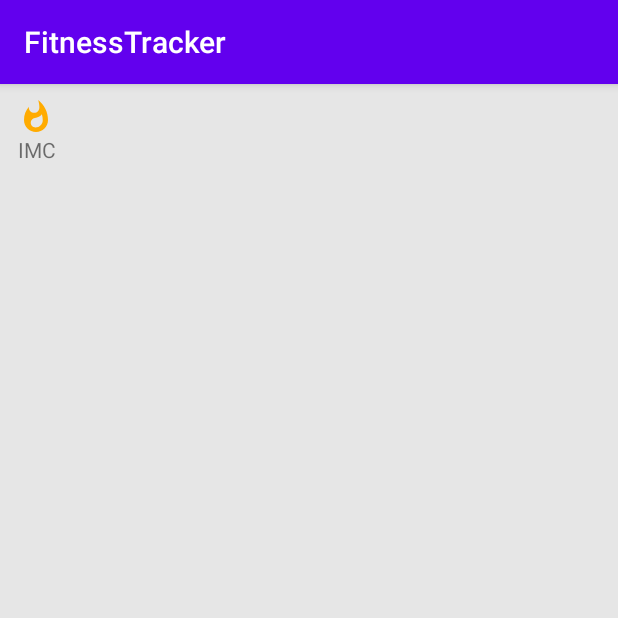
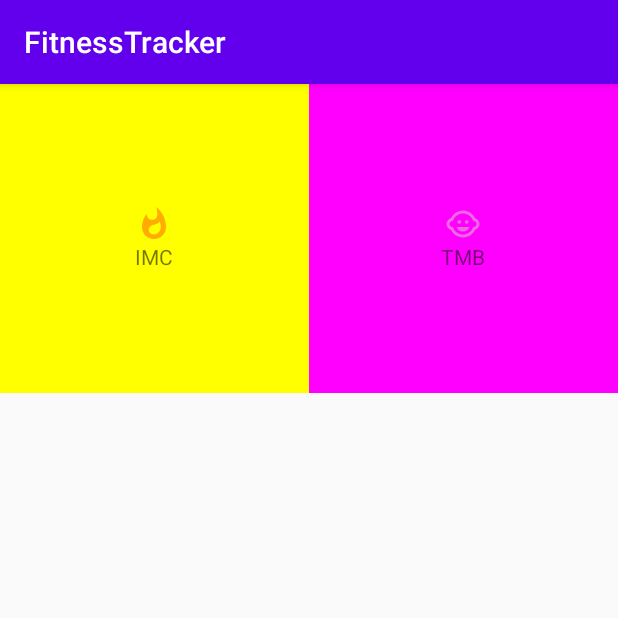
Before and after one commit to Jpmarques27/IMCmobile, an Android app: the screen it shows after launch (MainActivity), on a phone screen of 412 x 824 dp, the top half of it. Run offline under Robolectric (Android 15) with nearby library versions, the phone set to English and light mode, and no system bars.

Commit message:
add new btn

```diff
--- a/app/src/main/AndroidManifest.xml
+++ b/app/src/main/AndroidManifest.xml
@@ -9,7 +9,8 @@
         android:roundIcon="@mipmap/ic_launcher_round"
         android:supportsRtl="true"
         android:theme="@style/AppTheme">
-        <activity android:name=".ImcActivity"></activity>
+        <activity android:name=".TmbActivity"></activity>
+        <activity android:name=".ImcActivity" />
         <activity android:name=".MainActivity">
             <intent-filter>
                 <action android:name="android.intent.action.MAIN" />
--- a/app/src/main/java/co/tiagoaguiar/codelab/myapplication/MainActivity.java
+++ b/app/src/main/java/co/tiagoaguiar/codelab/myapplication/MainActivity.java
@@ -1,14 +1,22 @@
 package co.tiagoaguiar.codelab.myapplication;
 
 import android.content.Intent;
+import android.graphics.Color;
 import android.os.Bundle;
 import android.view.View;
 import android.view.ViewGroup;
+import android.widget.ImageView;
+import android.widget.LinearLayout;
+import android.widget.TextView;
 
 import androidx.annotation.NonNull;
 import androidx.appcompat.app.AppCompatActivity;
+import androidx.recyclerview.widget.GridLayoutManager;
 import androidx.recyclerview.widget.LinearLayoutManager;
 import androidx.recyclerview.widget.RecyclerView;
+
+import java.util.ArrayList;
+import java.util.List;
 
 public class MainActivity extends AppCompatActivity {
 
@@ -20,25 +28,47 @@ public class MainActivity extends AppCompatActivity {
 		super.onCreate(savedInstanceState);
 		setContentView(R.layout.activity_main);
 
-		//btnImc = findViewById(R.id.btn_imc);
 
 		rvMain = findViewById(R.id.main_rb);
 
+	List<MainItem> mainItems = new ArrayList<>();
+	mainItems.add(new MainItem(1,R.drawable.ic_baseline_whatshot_24,R.string.label_imc,Color.YELLOW));
+	mainItems.add(new MainItem(2,R.drawable.ic_baseline_child_care_24,R.string.label_tmb,Color.MAGENTA));
 
-		rvMain.setLayoutManager(new LinearLayoutManager(this));
 
-		MainAdapter adapter = new MainAdapter();
+
+		rvMain.setLayoutManager(new GridLayoutManager(this , 2));
+		MainAdapter adapter = new MainAdapter(mainItems);
+		adapter.setListener(new OnItenClickListener() {
+			@Override
+			public void onClick(int id) {
+				switch (id){
+					case 1:
+						startActivity(new Intent(MainActivity.this, ImcActivity.class));
+						break;
+					case 2:
+
+						startActivity( new Intent(MainActivity.this, TmbActivity.class));
+						break;
+				}
+
+			}
+
+
+		});
 		rvMain.setAdapter(adapter);
-		//btnImc.setOnClickListener(new View.OnClickListener() {
-		//	@Override
-		//	public void onClick(View v) {
-		//		Intent intent = new Intent(MainActivity.this, ImcActivity.class);
-		//		startActivity(intent);
-		//	}
-	//	});
 	}
 
-	private class MainAdapter extends RecyclerView.Adapter<MainViewHolder>{
+	private class MainAdapter extends RecyclerView.Adapter<MainAdapter.MainViewHolder>{
+		private List<MainItem> mainItems;
+		private OnItenClickListener listener;
+
+		public MainAdapter(List<MainItem> mainItems){
+			this.mainItems = mainItems;
+		}
+		public void setListener(OnItenClickListener listener){
+			this.listener = listener;
+		}
 
 		@NonNull
 		@Override
@@ -48,19 +78,38 @@ public class MainActivity extends AppCompatActivity {
 
 		@Override
 		public void onBindViewHolder(@NonNull MainViewHolder holder, int position) {
-
+			MainItem mainItemCurrent = mainItems.get(position);
+			holder.bind(mainItemCurrent);
 		}
 
 		@Override
 		public int getItemCount() {
-			return 15;
+			return mainItems.size();
+		}
+		private class MainViewHolder extends RecyclerView.ViewHolder{
+
+			public MainViewHolder(@NonNull View itemView) {
+				super(itemView);
+			}
+
+			public void bind(final MainItem item) {
+				TextView textName = itemView.findViewById(R.id.item_txt_name);
+				ImageView imgIcon = itemView.findViewById(R.id.item_img_icon);
+				LinearLayout btnImc = (LinearLayout) itemView.findViewById(R.id.btn_imc);
+
+				btnImc.setOnClickListener(new View.OnClickListener() {
+					@Override
+					public void onClick(View v) {
+						listener.onClick(item.getId());
+
+					}
+				});
+
+				textName.setText(item.getTextStringID());
+				imgIcon.setImageResource(item.getDrawableId());
+				btnImc.setBackgroundColor(item.getColor());
+			}
 		}
 	}
 
-	private class MainViewHolder extends RecyclerView.ViewHolder{
-
-		public MainViewHolder(@NonNull View itemView) {
-			super(itemView);
-		}
-	}
 }
--- /dev/null
+++ b/app/src/main/java/co/tiagoaguiar/codelab/myapplication/MainItem.java
@@ -0,0 +1,44 @@
+package co.tiagoaguiar.codelab.myapplication;
+
+public class MainItem {
+
+     private int id;
+     private int drawableId;
+     private int textStringID;
+     private int color;
+
+    public MainItem (int id, int drawableId, int textStringID , int color) {
+        this.id = id;
+        this.drawableId = drawableId;
+        this.textStringID = textStringID;
+        this.color = color;
+    }
+
+    public void setColor(int color){
+         this.color = color;
+     }
+
+    public void setId(int id) {
+        this.id = id;
+    }
+
+    public int getId() {
+        return id;
+    }
+
+    public void setTextStringID(int textStringID) {
+        this.textStringID = textStringID;
+    }
+
+    public int getColor() {
+        return color;
+    }
+
+    public int getDrawableId() {
+        return drawableId;
+    }
+
+    public int getTextStringID() {
+        return textStringID;
+    }
+}
--- /dev/null
+++ b/app/src/main/java/co/tiagoaguiar/codelab/myapplication/OnItenClickListener.java
@@ -0,0 +1,7 @@
+package co.tiagoaguiar.codelab.myapplication;
+
+
+public interface OnItenClickListener {
+    void onClick(int id);
+
+}
--- /dev/null
+++ b/app/src/main/res/drawable/ic_baseline_child_care_24.xml
@@ -0,0 +1,7 @@
+<vector android:height="24dp" android:tint="#EE68E6"
+    android:viewportHeight="24" android:viewportWidth="24"
+    android:width="24dp" xmlns:android="http://schemas.android.com/apk/res/android">
+    <path android:fillColor="@android:color/white" android:pathData="M14.5,10.5m-1.25,0a1.25,1.25 0,1 1,2.5 0a1.25,1.25 0,1 1,-2.5 0"/>
+    <path android:fillColor="@android:color/white" android:pathData="M9.5,10.5m-1.25,0a1.25,1.25 0,1 1,2.5 0a1.25,1.25 0,1 1,-2.5 0"/>
+    <path android:fillColor="@android:color/white" android:pathData="M22.94,12.66c0.04,-0.21 0.06,-0.43 0.06,-0.66s-0.02,-0.45 -0.06,-0.66c-0.25,-1.51 -1.36,-2.74 -2.81,-3.17 -0.53,-1.12 -1.28,-2.1 -2.19,-2.91C16.36,3.85 14.28,3 12,3s-4.36,0.85 -5.94,2.26c-0.92,0.81 -1.67,1.8 -2.19,2.91 -1.45,0.43 -2.56,1.65 -2.81,3.17 -0.04,0.21 -0.06,0.43 -0.06,0.66s0.02,0.45 0.06,0.66c0.25,1.51 1.36,2.74 2.81,3.17 0.52,1.11 1.27,2.09 2.17,2.89C7.62,20.14 9.71,21 12,21s4.38,-0.86 5.97,-2.28c0.9,-0.8 1.65,-1.79 2.17,-2.89 1.44,-0.43 2.55,-1.65 2.8,-3.17zM19,14c-0.1,0 -0.19,-0.02 -0.29,-0.03 -0.2,0.67 -0.49,1.29 -0.86,1.86C16.6,17.74 14.45,19 12,19s-4.6,-1.26 -5.85,-3.17c-0.37,-0.57 -0.66,-1.19 -0.86,-1.86 -0.1,0.01 -0.19,0.03 -0.29,0.03 -1.1,0 -2,-0.9 -2,-2s0.9,-2 2,-2c0.1,0 0.19,0.02 0.29,0.03 0.2,-0.67 0.49,-1.29 0.86,-1.86C7.4,6.26 9.55,5 12,5s4.6,1.26 5.85,3.17c0.37,0.57 0.66,1.19 0.86,1.86 0.1,-0.01 0.19,-0.03 0.29,-0.03 1.1,0 2,0.9 2,2s-0.9,2 -2,2zM7.5,14c0.76,1.77 2.49,3 4.5,3s3.74,-1.23 4.5,-3h-9z"/>
+</vector>
--- a/app/src/main/res/layout/main_item.xml
+++ b/app/src/main/res/layout/main_item.xml
@@ -1,24 +1,35 @@
 <?xml version="1.0" encoding="utf-8"?>
+<androidx.constraintlayout.widget.ConstraintLayout xmlns:android="http://schemas.android.com/apk/res/android"
+    android:layout_width="match_parent"
+    android:layout_height="wrap_content"
+    xmlns:app="http://schemas.android.com/apk/res-auto">
+
         <LinearLayout
-         xmlns:android="http://schemas.android.com/apk/res/android"
-        android:layout_width="match_parent"
-        android:layout_height="match_parent"
             android:id="@+id/btn_imc"
+            app:layout_constraintTop_toTopOf="parent"
+            app:layout_constraintStart_toStartOf="parent"
+            app:layout_constraintEnd_toEndOf="parent"
+            app:layout_constraintDimensionRatio="1:1"
+            android:layout_width="0dp"
+            android:gravity="center"
+            android:layout_height="0dp"
             android:background="@color/colorLightGray"
             android:paddingBottom="10dp"
             android:paddingTop="10dp"
             android:paddingStart="12dp"
             android:paddingEnd="12dp"
-        android:orientation="vertical" >
+            android:orientation="vertical">
 
         <ImageView
-
+            android:id="@+id/item_img_icon"
             android:src="@drawable/ic_baseline_whatshot_24"
             android:layout_width="wrap_content"
             android:layout_height="wrap_content" />
 
         <TextView
             android:text="@string/label_imc"
+            android:id="@+id/item_txt_name"
             android:layout_width="wrap_content"
             android:layout_height="wrap_content" />
         </LinearLayout>
+</androidx.constraintlayout.widget.ConstraintLayout>
--- a/app/src/main/res/values/strings.xml
+++ b/app/src/main/res/values/strings.xml
@@ -1,6 +1,7 @@
 <resources>
     <string name="app_name">FitnessTracker</string>
     <string name="label_imc">IMC</string>
+    <string name="label_tmb">TMB</string>
     <string name="imc_desc">IMC é a sigla para Índice de Massa Corporal que serve para avaliar o peso
         do indivíduo em relação à sua altura e assim indicar se está dentro do peso ideal,
         acima ou abaixo do peso desejado.\n\nPreencha os campos de peso e altura para descobrir o seu IMC</string>
--- a/build.gradle
+++ b/build.gradle
@@ -5,7 +5,7 @@ buildscript {
         jcenter()
     }
     dependencies {
-        classpath "com.android.tools.build:gradle:4.0.1"
+        classpath 'com.android.tools.build:gradle:4.1.3'
 
         // NOTE: Do not place your application dependencies here; they belong
         // in the individual module build.gradle files
```
Also changed, not shown: app/src/main/java/co/tiagoaguiar/codelab/myapplication/TmbActivity.java (added, +14 -0 lines), app/src/main/res/layout/activity_tmb.xml (added, +10 -0 lines). Lines whose indentation alone changed are shown as unchanged.
